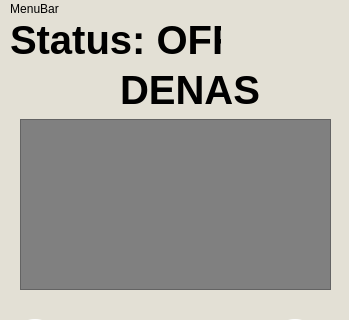
CodexJeff/MCT-Device-Interface, file MyGUI/mainwindow.ui: the form before one commit; both pictures show x 0 to 349 and y 0 to 320 of the 349 by 663 pixel window.
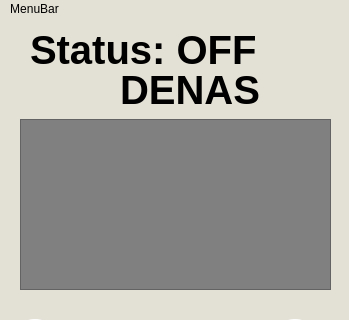
The form after the commit. Icons and pictures are not drawn.

Diff of the .ui file:
```diff
--- a/MyGUI/mainwindow.ui
+++ b/MyGUI/mainwindow.ui
@@ -291,9 +291,9 @@
    <widget class="QLabel" name="label">
     <property name="geometry">
      <rect>
-      <x>10</x>
-      <y>0</y>
-      <width>211</width>
+      <x>30</x>
+      <y>10</y>
+      <width>271</width>
       <height>41</height>
      </rect>
     </property>
```
